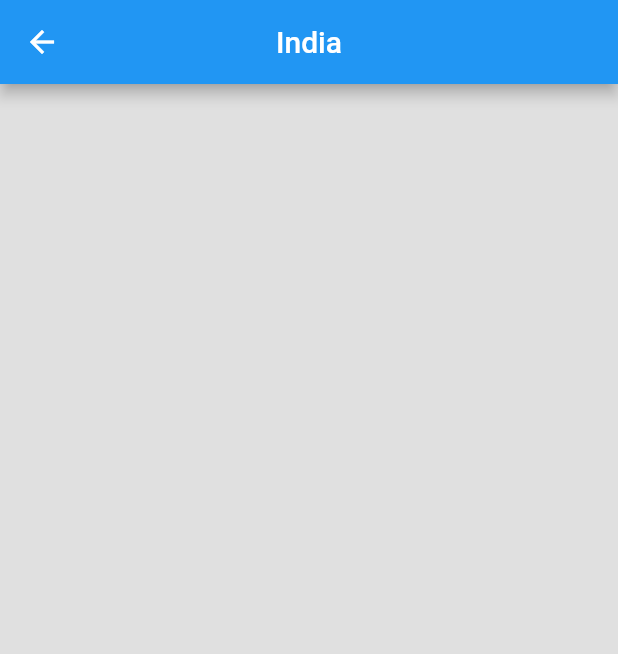
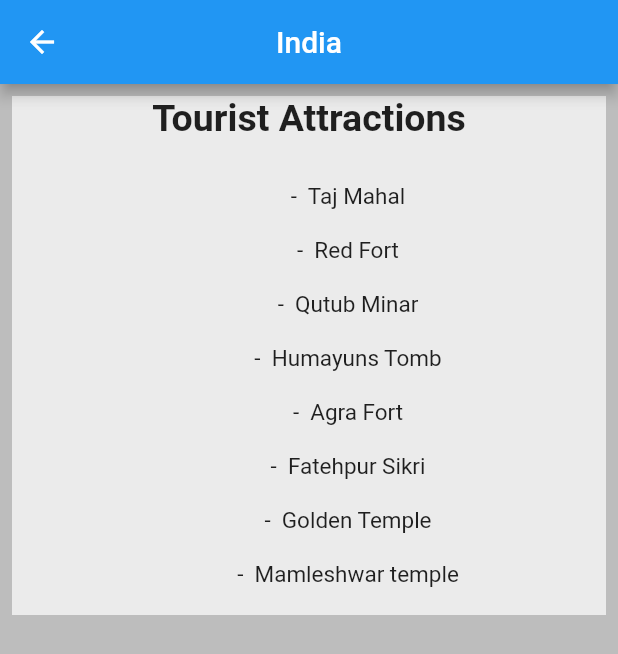
Before and after one commit to Shreyascreate/Random-Scala, a Flutter app: the India screen opened directly, on a phone screen of 412 x 824 dp. Shown: the top 654 px of the screen. Run offline on Flutter 3.47's test engine with Material 2 defaults, Android fonts, the phone set to English and light mode, and no system bars; our stand-ins replace flutter_spinkit; network calls fail.

Commit message:
New updated codes

```diff
--- a/lib/pages/India.dart
+++ b/lib/pages/India.dart
@@ -11,13 +11,89 @@ class _IndiaState extends State<India> {
   @override
   Widget build(BuildContext context) {
     return Scaffold(
-      backgroundColor: Colors.black12,
+      backgroundColor: Colors.black26,
       appBar: AppBar(
         title: Text(
           'India'
         ),
         centerTitle: true,
       ),
+      body: ListView(
+        padding: const EdgeInsets.all(8.0),
+        children: <Widget>[
+          Container(
+            decoration: BoxDecoration(
+              color: Colors.white70,
+            ),
+            child: Column(
+              children: <Widget>[
+                Text('Tourist Attractions\n',
+                    /*'              -  Taj Mahal\n'
+                    '              -  Red Fort\n'
+                    '              -  Qutub Minar\n'
+                    '              -  Humayuns Tomb\n'
+                    '              -  Agra Fort\n'
+                    '              -  Fatehpur Sikri\n'
+                    '              -  Golden Temple\n'
+                    '              -  Mamleshwar Temple\n',*/
+                style: TextStyle(
+                  fontSize: 25.0,
+                  fontWeight: FontWeight.bold,
+                ),
+                ),
+                Text(
+                    '              -  Taj Mahal\n',
+                  style: TextStyle(
+                    fontSize: 15.0,
+                  )
+                ),
+                Text(
+                    '              -  Red Fort\n',
+                    style: TextStyle(
+                      fontSize: 15.0,
+                    )
+                ),
+                Text(
+                    '              -  Qutub Minar\n',
+                    style: TextStyle(
+                      fontSize: 15.0,
+                    )
+                ),
+                Text(
+                    '              -  Humayuns Tomb\n',
+                    style: TextStyle(
+                      fontSize: 15.0,
+                    )
+                ),
+                Text(
+                    '              -  Agra Fort\n',
+                    style: TextStyle(
+                      fontSize: 15.0,
+                    )
+                ),
+                Text(
+                    '              -  Fatehpur Sikri\n',
+                    style: TextStyle(
+                      fontSize: 15.0,
+                    )
+                ),
+                Text(
+                    '              -  Golden Temple\n',
+                    style: TextStyle(
+                      fontSize: 15.0,
+                    )
+                ),
+                Text(
+                    '              -  Mamleshwar temple\n',
+                    style: TextStyle(
+                      fontSize: 15.0,
+                    )
+                ),
+              ],
+            ),
+          )
+        ],
+      ),
     );
   }
 }
--- a/lib/pages/home.dart
+++ b/lib/pages/home.dart
@@ -99,7 +99,7 @@ class _HomeState extends State<Home> {
           padding: const EdgeInsets.fromLTRB(0.0,120.0,0,0),
           child: Column(
             children: <Widget>[
-              FlatButton.icon(
+               FlatButton.icon(
                   onPressed: () async {
                     dynamic result = await Navigator.pushNamed(context,'/location');
                     setState(() {
```
